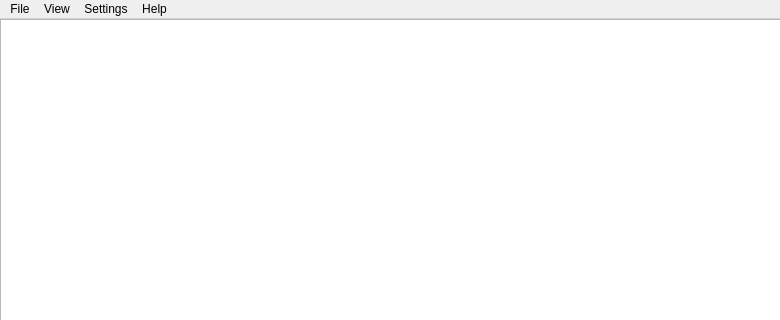
Above: src/python/adgui.ui from avrdudes/avrdude before the change; both pictures show x 0 to 780 and y 0 to 320 of the 780 by 746 pixel window. Below: the same form after it.
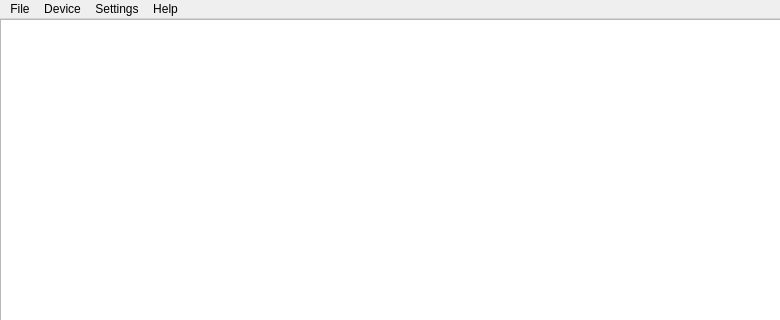
That is the form after the change.

Commit message:
Rename View -> Device
There will be more related items below "Info".

```diff
--- a/src/python/adgui.ui
+++ b/src/python/adgui.ui
@@ -108,7 +108,7 @@
    </widget>
    <widget class="QMenu" name="menuView">
     <property name="title">
-     <string>View</string>
+     <string>Device</string>
     </property>
     <addaction name="actionDevice_Info"/>
    </widget>
```
Left out of the diff: 2 changed lines with no effect on the pictures.
